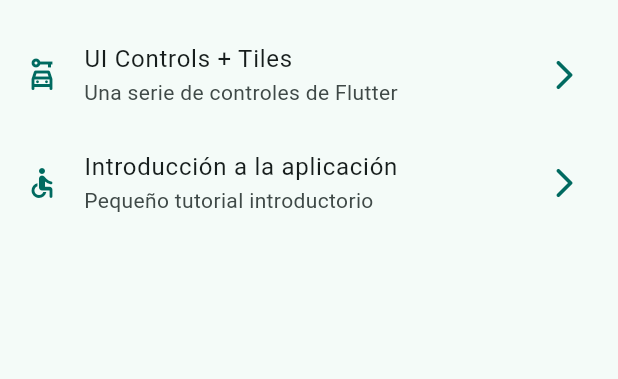
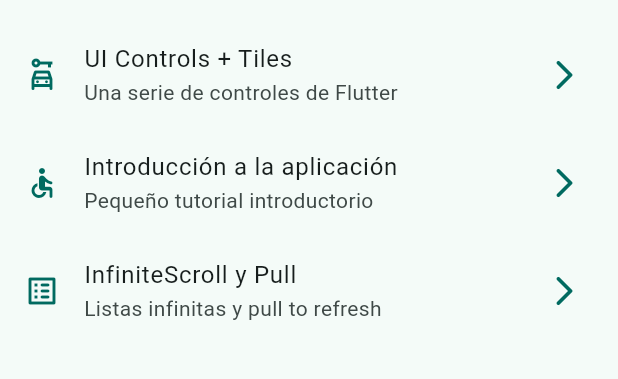
Before and after one commit to jllanas1986/Flutter_Widgets_app, a Flutter app: the screen it shows after launch, on a phone screen of 412 x 824 dp, the part 603-982 px from its top. Run offline on Flutter 3.47's test engine with Material 2 defaults, Android fonts, the phone set to English and light mode, and no system bars; our stand-ins replace animate_do, go_router.

Commit message:
infiniteScroll init

```diff
--- a/lib/config/menu/menu_items.dart
+++ b/lib/config/menu/menu_items.dart
@@ -49,4 +49,11 @@ const appMenuItems = <MenuItem>[
       subTitle: 'Pequeño tutorial introductorio',
       link: '/tutorial',
       icon: Icons.accessible_rounded),
+
+  MenuItem(
+      title: 'InfiniteScroll y Pull',
+      subTitle: 'Listas infinitas y pull to refresh',
+      link: '/infinite',
+      icon: Icons.list_alt_rounded),
+
 ];
--- a/lib/config/router/app_router.dart
+++ b/lib/config/router/app_router.dart
@@ -54,5 +54,12 @@ final appRouter = GoRouter(
       name: AppTutorialScreen.name,
       builder: (context, state) => const AppTutorialScreen(),
     ),
+
+    GoRoute(
+      path: '/infinite',
+      name: InfiniteScrollScreen.name,
+      builder: (context, state) => const InfiniteScrollScreen(),
+    ),
+
   ],
 );
```
Also changed, not shown: lib/presentation/screens/infinite_scroll/infinite_scroll_screen.dart (+35 -3 lines).
